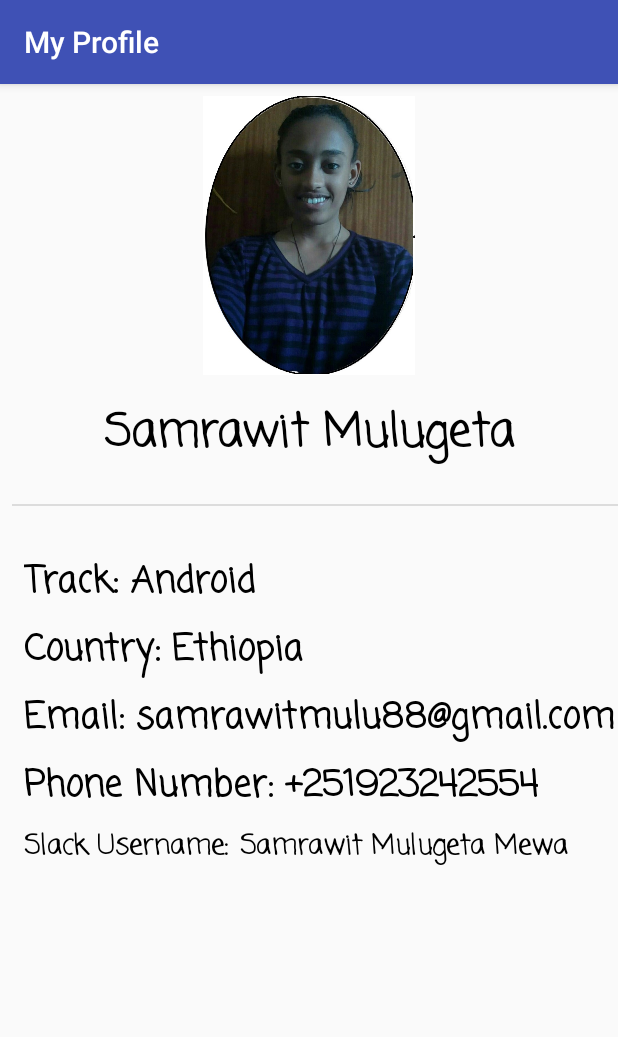
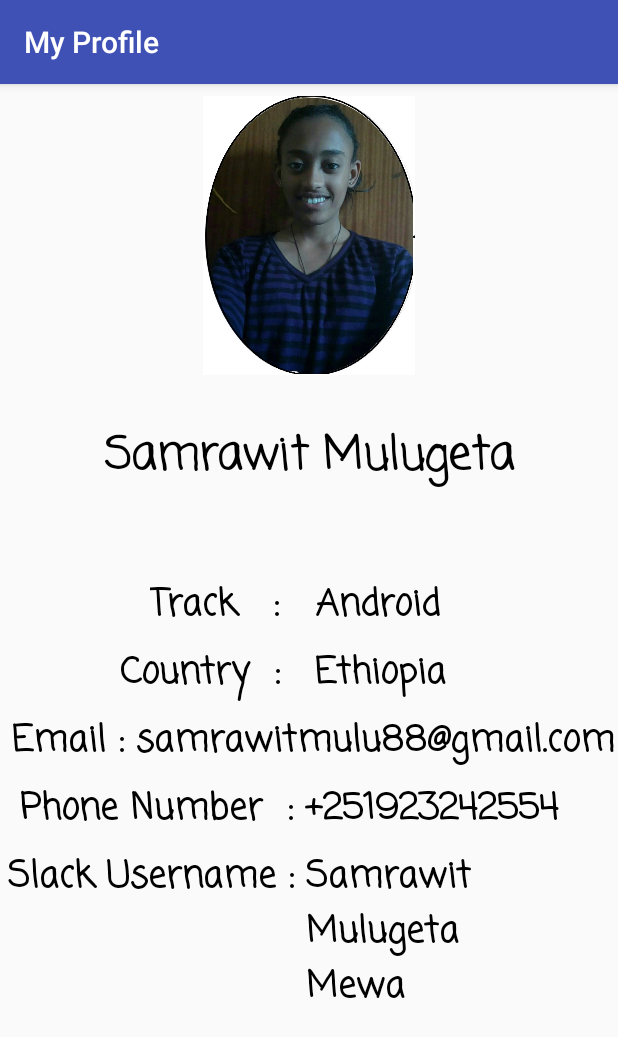
Before and after one commit to SamrawitMM/ALC4Phase1, an Android app: the MyProfile screen opened directly, with no data from a screen before it, on a phone screen of 412 x 824 dp. Shown: the top 1037 px of the screen. Run offline under Robolectric (Android 15) with nearby library versions, the phone set to English and light mode, and no system bars.

Commit message:
Add files via upload

```diff
--- a/src/main/AndroidManifest.xml
+++ b/src/main/AndroidManifest.xml
@@ -20,9 +20,9 @@
         </activity>
         <activity
             android:name=".MyProfile"
-            android:label="My Profile" />
+            android:label="      My Profile     " />
         <activity android:name=".About"
-            android:label="About ALC"
+            android:label="      About ALC      "
             ></activity>
     </application>
 
--- a/src/main/java/com/example/samrawit/alcc40phase1/About.java
+++ b/src/main/java/com/example/samrawit/alcc40phase1/About.java
@@ -7,9 +7,6 @@ import android.webkit.SslErrorHandler;
 import android.webkit.WebView;
 import android.webkit.WebViewClient;
 
-/**
- * Created by samrawit on 7/15/2019.
- */
 
 public class About extends AppCompatActivity {
 
--- a/src/main/res/layout/activity_myprofile.xml
+++ b/src/main/res/layout/activity_myprofile.xml
@@ -11,133 +11,122 @@ tools:context=".MyProfile"
         android:id="@+id/phoneNumber"
         android:layout_width="wrap_content"
         android:layout_height="wrap_content"
-        android:layout_marginLeft="16dp"
-        android:layout_marginStart="16dp"
         android:layout_marginTop="8dp"
+        android:paddingLeft="5dp"
         android:fontFamily="casual"
-        android:gravity="center"
-        android:text="Phone Number:"
+        android:text=" Phone Number  :"
         android:textColor="@android:color/black"
         android:textSize="24sp"
         android:textStyle="bold"
         app:layout_constraintStart_toStartOf="parent"
-        app:layout_constraintTop_toBottomOf="@+id/email" />
+        app:layout_constraintTop_toBottomOf="@+id/email"
+        tools:layout_editor_absoluteX="0dp" />
 
     <TextView
         android:id="@+id/slackUsername"
         android:layout_width="wrap_content"
         android:layout_height="wrap_content"
-        android:layout_marginLeft="16dp"
-        android:layout_marginStart="16dp"
         android:layout_marginTop="8dp"
+        android:paddingLeft="5dp"
         android:fontFamily="casual"
-        android:gravity="center"
-        android:text="Slack Username:"
+        android:text="Slack Username :"
         android:textColor="@android:color/black"
-        android:textSize="18sp"
+        android:textSize="24sp"
         android:textStyle="bold"
         app:layout_constraintStart_toStartOf="parent"
-        app:layout_constraintTop_toBottomOf="@+id/phoneNumber" />
+        app:layout_constraintTop_toBottomOf="@+id/phoneNumber"
+        tools:layout_editor_absoluteX="0dp" />
 
     <TextView
         android:id="@+id/email"
         android:layout_width="wrap_content"
         android:layout_height="wrap_content"
-        android:layout_marginLeft="16dp"
-        android:layout_marginStart="16dp"
         android:layout_marginTop="8dp"
         android:fontFamily="casual"
-        android:gravity="center"
-        android:text="Email:"
+        android:text=" Email :"
         android:textColor="@android:color/black"
         android:textSize="24sp"
         android:textStyle="bold"
         app:layout_constraintStart_toStartOf="parent"
-        app:layout_constraintTop_toBottomOf="@+id/country" />
+        app:layout_constraintTop_toBottomOf="@+id/country"
+        tools:layout_editor_absoluteX="0dp" />
 
 <ImageView
     android:id="@+id/imageView"
     android:layout_width="204dp"
     android:layout_height="186dp"
-    android:layout_marginStart="8dp"
-    android:layout_marginLeft="8dp"
     android:layout_marginTop="8dp"
-    android:layout_marginEnd="8dp"
-    android:layout_marginRight="8dp"
     android:layout_marginBottom="16dp"
     android:src="@drawable/myprofile"
     app:layout_constraintBottom_toTopOf="@+id/name"
     app:layout_constraintEnd_toEndOf="parent"
     app:layout_constraintStart_toStartOf="parent"
-    app:layout_constraintTop_toTopOf="parent" />
+    app:layout_constraintTop_toTopOf="parent"
+    tools:layout_editor_absoluteX="90dp" />
 
 <View
-    style="@style/TwoPieces"
-    android:layout_marginStart="8dp"
-    android:layout_marginLeft="8dp"
+    style="@style/twoPieces"
+    android:layout_height="0dp"
+    android:layout_width="0dp"
     android:layout_marginBottom="8dp"
-    app:layout_constraintBottom_toTopOf="@+id/textView2"
+    app:layout_constraintBottom_toTopOf="@+id/android"
     app:layout_constraintStart_toStartOf="parent"
-    app:layout_constraintTop_toBottomOf="@+id/name" />
+    app:layout_constraintTop_toBottomOf="@+id/name"
+    tools:layout_editor_absoluteX="0dp" />
 
     <TextView
         android:id="@+id/name"
         android:layout_width="wrap_content"
         android:layout_height="wrap_content"
         android:layout_marginTop="16dp"
+        android:paddingTop="15dp"
         android:fontFamily="casual"
-        android:gravity="center"
         android:text="@string/user_name"
         android:textColor="@android:color/black"
         android:textSize="30sp"
         android:textStyle="bold"
         app:layout_constraintEnd_toEndOf="@+id/imageView"
         app:layout_constraintStart_toStartOf="@+id/imageView"
-        app:layout_constraintTop_toBottomOf="@+id/imageView" />
+        app:layout_constraintTop_toBottomOf="@+id/imageView"
+        tools:layout_editor_absoluteX="42dp" />
 
     <TextView
         android:id="@+id/track"
         android:layout_width="wrap_content"
         android:layout_height="wrap_content"
         android:layout_centerHorizontal="true"
-        android:layout_marginLeft="120dp"
-        android:layout_marginStart="16dp"
         android:layout_marginTop="57dp"
+        android:paddingLeft="100dp"
         android:fontFamily="casual"
-        android:gravity="center"
-        android:text="Track:"
+        android:text="Track   :"
         android:textColor="@android:color/black"
         android:textSize="24sp"
         android:textStyle="bold"
         app:layout_constraintStart_toStartOf="parent"
         app:layout_constraintTop_toBottomOf="@+id/name"
-        tools:layout_editor_absoluteX="224dp" />
+        tools:layout_editor_absoluteX="220dp" />
 
     <TextView
         android:id="@+id/country"
         android:layout_width="wrap_content"
         android:layout_height="wrap_content"
-        android:layout_marginLeft="120dp"
-        android:layout_marginStart="16dp"
         android:layout_marginTop="8dp"
+        android:paddingLeft="80dp"
         android:fontFamily="casual"
-        android:gravity="center"
-        android:text="Country:"
+        android:text="Country  :"
         android:textColor="@android:color/black"
         android:textSize="24sp"
         android:textStyle="bold"
         app:layout_constraintStart_toStartOf="parent"
-        app:layout_constraintTop_toBottomOf="@+id/track" />
+        app:layout_constraintTop_toBottomOf="@+id/track"
+        tools:layout_editor_absoluteX="0dp" />
 
     <TextView
-        android:id="@+id/textView2"
+        android:id="@+id/android"
         android:layout_width="wrap_content"
         android:layout_height="wrap_content"
-        android:layout_marginEnd="8dp"
-        android:layout_marginLeft="70dp"
-        android:layout_marginRight="8dp"
-        android:layout_marginStart="8dp"
         android:layout_marginTop="8dp"
+        android:paddingLeft="15dp"
         android:fontFamily="casual"
         android:text="@string/track"
         android:textColor="@android:color/black"
@@ -148,17 +137,15 @@ tools:context=".MyProfile"
         app:layout_constraintHorizontal_bias="0.003"
         app:layout_constraintStart_toEndOf="@+id/track"
         app:layout_constraintTop_toBottomOf="@+id/name"
-        app:layout_constraintVertical_bias="1.0" />
+        app:layout_constraintVertical_bias="1.0"
+        tools:layout_editor_absoluteX="297dp" />
 
     <TextView
-        android:id="@+id/textView3"
+        android:id="@+id/nationality"
         android:layout_width="wrap_content"
         android:layout_height="wrap_content"
-        android:layout_marginEnd="8dp"
-        android:layout_marginLeft="8dp"
-        android:layout_marginRight="8dp"
-        android:layout_marginStart="8dp"
         android:layout_marginTop="8dp"
+        android:paddingLeft="15dp"
         android:fontFamily="casual"
         android:text="@string/country"
         android:textColor="@android:color/black"
@@ -168,18 +155,15 @@ tools:context=".MyProfile"
         app:layout_constraintEnd_toEndOf="parent"
         app:layout_constraintHorizontal_bias="0.0"
         app:layout_constraintStart_toEndOf="@+id/country"
-        app:layout_constraintTop_toBottomOf="@+id/textView2"
-        app:layout_constraintVertical_bias="0.0" />
+        app:layout_constraintTop_toBottomOf="@+id/android"
+        app:layout_constraintVertical_bias="0.0"
+        tools:layout_editor_absoluteX="99dp" />
 
     <TextView
-        android:id="@+id/textView4"
+        android:id="@+id/myemail"
         android:layout_width="wrap_content"
         android:layout_height="wrap_content"
         android:layout_marginBottom="8dp"
-        android:layout_marginEnd="8dp"
-        android:layout_marginLeft="8dp"
-        android:layout_marginRight="8dp"
-        android:layout_marginStart="8dp"
         android:layout_marginTop="8dp"
         android:fontFamily="casual"
         android:text="@string/email"
@@ -190,18 +174,15 @@ tools:context=".MyProfile"
         app:layout_constraintEnd_toEndOf="parent"
         app:layout_constraintHorizontal_bias="0.0"
         app:layout_constraintStart_toEndOf="@+id/email"
-        app:layout_constraintTop_toBottomOf="@+id/textView3"
-        app:layout_constraintVertical_bias="0.0" />
+        app:layout_constraintTop_toBottomOf="@+id/nationality"
+        app:layout_constraintVertical_bias="0.0"
+        tools:layout_editor_absoluteX="72dp" />
 
     <TextView
-        android:id="@+id/textView5"
+        android:id="@+id/myphone"
         android:layout_width="wrap_content"
         android:layout_height="wrap_content"
         android:layout_marginBottom="8dp"
-        android:layout_marginEnd="8dp"
-        android:layout_marginLeft="8dp"
-        android:layout_marginRight="8dp"
-        android:layout_marginStart="8dp"
         android:layout_marginTop="8dp"
         android:fontFamily="casual"
         android:text="@string/phoneNumber"
@@ -212,29 +193,27 @@ tools:context=".MyProfile"
         app:layout_constraintEnd_toEndOf="parent"
         app:layout_constraintHorizontal_bias="0.0"
         app:layout_constraintStart_toEndOf="@+id/phoneNumber"
-        app:layout_constraintTop_toBottomOf="@+id/textView4"
-        app:layout_constraintVertical_bias="0.0" />
+        app:layout_constraintTop_toBottomOf="@+id/myemail"
+        app:layout_constraintVertical_bias="0.0"
+        tools:layout_editor_absoluteX="180dp" />
 
     <TextView
-        android:id="@+id/textView6"
+        android:id="@+id/myusername"
         android:layout_width="wrap_content"
         android:layout_height="wrap_content"
         android:layout_marginBottom="8dp"
-        android:layout_marginEnd="8dp"
-        android:layout_marginLeft="8dp"
-        android:layout_marginRight="8dp"
-        android:layout_marginStart="8dp"
         android:layout_marginTop="8dp"
         android:fontFamily="casual"
         android:text="@string/slack_username"
         android:textColor="@android:color/black"
-        android:textSize="18sp"
+        android:textSize="24sp"
         android:textStyle="bold"
         app:layout_constraintBottom_toBottomOf="parent"
         app:layout_constraintEnd_toEndOf="parent"
         app:layout_constraintHorizontal_bias="0.0"
         app:layout_constraintStart_toEndOf="@+id/slackUsername"
-        app:layout_constraintTop_toBottomOf="@+id/textView5"
-        app:layout_constraintVertical_bias="0.0" />
+        app:layout_constraintTop_toBottomOf="@+id/myphone"
+        app:layout_constraintVertical_bias="0.0"
+        tools:layout_editor_absoluteX="197dp" />
 
 </android.support.constraint.ConstraintLayout>
--- a/src/main/res/values/strings.xml
+++ b/src/main/res/values/strings.xml
@@ -1,9 +1,9 @@
 <resources>
     <string name="app_name">ALCC40Phase1</string>
-    <string name="user_name">Samrawit Mulugeta</string>
-    <string name="track">Android</string>
-    <string name="country">Ethiopia</string>
-    <string name="email">samrawitmulu88@gmail.com</string>
-    <string name="phoneNumber">+251923242554</string>
-    <string name="slack_username">"Samrawit Mulugeta Mewa"</string>
+    <string name="user_name">" Samrawit Mulugeta "</string>
+    <string name="track">" Android "</string>
+    <string name="country">" Ethiopia "</string>
+    <string name="email">" samrawitmulu88@gmail.com "</string>
+    <string name="phoneNumber">" +251923242554 "</string>
+    <string name="slack_username"> " Samrawit\n Mulugeta\n Mewa "</string>
 </resources>
--- a/src/main/res/values/styles.xml
+++ b/src/main/res/values/styles.xml
@@ -7,9 +7,9 @@
         <item name="colorPrimaryDark">@color/colorPrimaryDark</item>
         <item name="colorAccent">@color/colorAccent</item>
     </style>
-    <style name="TwoPieces">
+    <style name="twoPieces">
         <item name="android:layout_width">match_parent</item>
-        <item name="android:layout_height">1dp</item>
+        <item name="android:layout_height">5dp</item>
         <item name="android:background">?android:attr/listDivider</item>
     </style>
 
```
